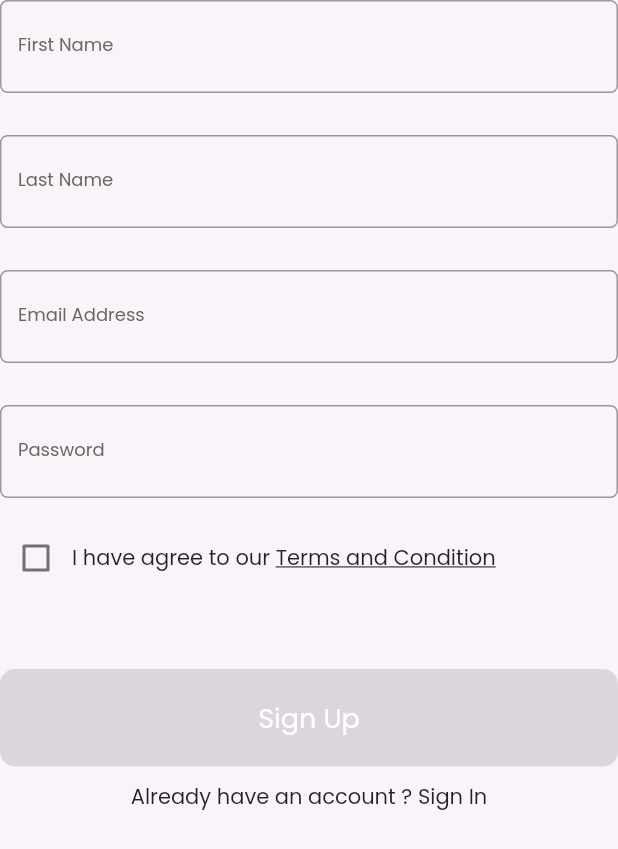
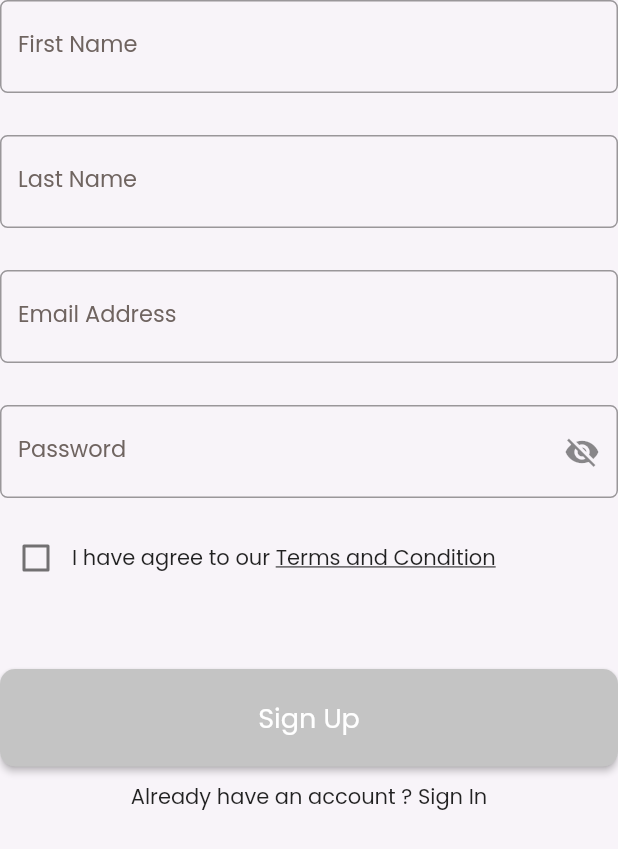
Before and after one commit to AbdelrahmanZeid/DalelApp, a Flutter app: the AuthFields widget shown alone on an empty page, opened directly, on a phone screen of 412 x 824 dp. Shown: the top 849 px of the screen. Run offline on Flutter 3.47's test engine with Material 2 defaults, Android fonts, the phone set to English and light mode, and no system bars; our stand-ins replace firebase_auth, firebase_core, flutter_bloc, get_it, go_router, shared_preferences and 1 more; accounts and stored records are empty.

Commit message:
finish sign up view

```diff
--- a/lib/core/services/service_locator.dart
+++ b/lib/core/services/service_locator.dart
@@ -1,4 +1,5 @@
 import 'package:dalel/core/database/cache/cache_helper.dart';
+import 'package:dalel/features/auth/view_model/cubits/auth_cubit.dart';
 import 'package:get_it/get_it.dart';
 
 final getIt = GetIt.instance;
@@ -6,4 +7,7 @@ void setup() {
   getIt.registerSingleton<CascheHelper>(
     CascheHelper(),
   );
+  getIt.registerSingleton<AuthCubit>(
+    AuthCubit(),
+  );
 }
--- a/lib/core/widgets/custom_button.dart
+++ b/lib/core/widgets/custom_button.dart
@@ -21,7 +21,7 @@ class CustomButton extends StatelessWidget {
             10,
           ),
         ),
-        backgroundColor: AppColor.black,
+        backgroundColor:color?? AppColor.primaryColor,
       ),
       onPressed: onPressed,
       child: Text(
--- a/lib/core/widgets/custom_text_form_field.dart
+++ b/lib/core/widgets/custom_text_form_field.dart
@@ -1,24 +1,56 @@
 import 'package:dalel/core/utils/app_color.dart';
 import 'package:dalel/core/utils/app_text_style.dart';
+import 'package:dalel/features/auth/view_model/cubits/auth_cubit.dart';
 import 'package:flutter/material.dart';
+import 'package:flutter_bloc/flutter_bloc.dart';
 
 class CustomTextFormField extends StatelessWidget {
-  const CustomTextFormField({super.key, required this.lable});
+  CustomTextFormField(
+      {super.key,
+      this.textInputType,
+      this.suffixIcon,
+      required this.lable,
+      this.onChanged,
+     required this.obscureText,
+      this.onFieldSubmitted});
   final String lable;
+
+  IconButton? suffixIcon;
+  TextInputType? textInputType;
+
+  final Function(String value)? onChanged;
+  final Function(String value)? onFieldSubmitted;
+
+  bool obscureText=false;
   @override
   Widget build(BuildContext context) {
+    final auth = BlocProvider.of<AuthCubit>(context);
     return TextFormField(
+      keyboardType: textInputType,
+      obscureText: obscureText!,
+      validator: (value) {
+        if (value!.isEmpty) {
+          return "This field is required";
+        } else {
+          return null;
+        }
+      },
+      onChanged: onChanged,
+      onFieldSubmitted: onFieldSubmitted,
       decoration: InputDecoration(
+        suffixIcon: suffixIcon,
         label: Text(
           lable,
           style: AppTextStyle.onBoardingSubTitleStyle().copyWith(
-            fontSize: 12,
+            fontSize: 15,
             fontWeight: FontWeight.w500,
             color: AppColor.deepGrey,
           ),
         ),
         border: OutlineInputBorder(
-          borderRadius: BorderRadius.circular(5,),
+          borderRadius: BorderRadius.circular(
+            5,
+          ),
         ),
       ),
     );
--- a/lib/features/auth/presentation/views/sign_up_view.dart
+++ b/lib/features/auth/presentation/views/sign_up_view.dart
@@ -1,10 +1,7 @@
-import 'package:dalel/core/utils/app_color.dart';
-import 'package:dalel/core/utils/app_strings.dart';
+ import 'package:dalel/core/utils/app_strings.dart';
 import 'package:dalel/core/utils/app_text_style.dart';
-import 'package:dalel/core/widgets/custom_button.dart';
-import 'package:dalel/core/widgets/custom_text_form_field.dart';
-import 'package:dalel/features/auth/presentation/widgets/term_and_condition.dart';
-import 'package:flutter/material.dart';
+  import 'package:dalel/features/auth/presentation/widgets/auth_fields.dart';
+ import 'package:flutter/material.dart';
 
 class SignUpView extends StatelessWidget {
   const SignUpView({super.key});
@@ -47,72 +44,3 @@ class SignUpViewBody extends StatelessWidget {
     );
   }
 }
-
-class AuthFields extends StatelessWidget {
-  const AuthFields({super.key});
-
-  @override
-  Widget build(BuildContext context) {
-    return Expanded(
-      child: ListView(
-        children: [
-          const CustomTextFormField(
-            lable: AppStrings.fristName,
-          ),
-          const SizedBox(
-            height: 28,
-          ),
-          const CustomTextFormField(
-            lable: AppStrings.lastName,
-          ),
-          const SizedBox(
-            height: 28,
-          ),
-          const CustomTextFormField(
-            lable: AppStrings.emailAddress,
-          ),
-          const SizedBox(
-            height: 28,
-          ),
-          const CustomTextFormField(
-            lable: AppStrings.password,
-          ),
-          const SizedBox(
-            height: 16,
-          ),
-          const TermsAndCondition(),
-          const SizedBox(
-            height: 50,
-          ),
-          CustomButton(
-            text: AppStrings.signUp,
-            color: AppColor.primaryColor,
-          ),
-          const SizedBox(
-            height: 10,
-          ),
-        const  AlreadyHaveAccount(),
-        ],
-      ),
-    );
-  }
-}
-
-class AlreadyHaveAccount extends StatelessWidget {
-  const AlreadyHaveAccount({super.key});
-
-  @override
-  Widget build(BuildContext context) {
-    return const Row(
-      mainAxisAlignment: MainAxisAlignment.center,
-      children: [
-        Text(
-          AppStrings.alreadyHaveAnAccount,
-        ),
-        Text(
-          AppStrings.signIn,
-        ),
-      ],
-    );
-  }
-}
--- a/lib/features/auth/presentation/widgets/already_have_account.dart
+++ b/lib/features/auth/presentation/widgets/already_have_account.dart
@@ -0,0 +1,25 @@
+import 'package:dalel/core/utils/app_functions.dart';
+import 'package:dalel/core/utils/app_strings.dart';
+import 'package:flutter/material.dart';
+
+class AlreadyHaveAccount extends StatelessWidget {
+  const AlreadyHaveAccount({super.key});
+
+  @override
+  Widget build(BuildContext context) {
+    return Row(
+      mainAxisAlignment: MainAxisAlignment.center,
+      children: [
+     const   Text(
+          AppStrings.alreadyHaveAnAccount,
+        ),
+        GestureDetector(
+          onTap: ()=>navigationWithReplacment(context,"/sign_in"),
+          child:const Text(
+            AppStrings.signIn,
+          ),
+        ),
+      ],
+    );
+  }
+}
--- a/lib/features/auth/presentation/widgets/auth_fields.dart
+++ b/lib/features/auth/presentation/widgets/auth_fields.dart
@@ -0,0 +1,134 @@
+import 'package:dalel/core/utils/app_color.dart';
+import 'package:dalel/core/utils/app_functions.dart';
+import 'package:dalel/core/utils/app_strings.dart';
+import 'package:dalel/core/widgets/custom_button.dart';
+import 'package:dalel/core/widgets/custom_text_form_field.dart';
+import 'package:dalel/features/auth/presentation/widgets/already_have_account.dart';
+import 'package:dalel/features/auth/presentation/widgets/term_and_condition.dart';
+import 'package:dalel/features/auth/view_model/cubits/auth_cubit.dart';
+import 'package:dalel/features/auth/view_model/cubits/auth_states.dart';
+import 'package:flutter/material.dart';
+import 'package:flutter_bloc/flutter_bloc.dart';
+
+class AuthFields extends StatefulWidget {
+  const AuthFields({super.key});
+
+  @override
+  State<AuthFields> createState() => _AuthFieldsState();
+}
+
+class _AuthFieldsState extends State<AuthFields> {
+  @override
+  Widget build(BuildContext context) {
+    return BlocConsumer<AuthCubit, AuthStates>(
+      builder: (BuildContext context, state) {
+        AuthCubit auth = AuthCubit.get(context);
+        return Form(
+          key: auth.formKey,
+          child: Expanded(
+            child: ListView(
+              physics: const BouncingScrollPhysics(),
+              children: [
+                CustomTextFormField(
+
+                  lable: AppStrings.fristName,
+                  onChanged: (firstName) {
+                    auth.firstName = firstName;
+                  },
+                  textInputType: TextInputType.name, obscureText: false,
+
+                ),
+                const SizedBox(
+                  height: 28,
+                ),
+                CustomTextFormField(
+                  onChanged: (lastName) {
+                    auth.lastName = lastName;
+                  },
+                  lable: AppStrings.lastName,
+                  textInputType: TextInputType.name, obscureText: false,
+                ),
+                const SizedBox(
+                  height: 28,
+                ),
+                CustomTextFormField(
+                  lable: AppStrings.emailAddress,
+                  onChanged: (emailAddress) {
+                    auth.emailAddress = emailAddress;
+                  },
+                  textInputType: TextInputType.emailAddress, obscureText: false,
+                ),
+                const SizedBox(
+                  height: 28,
+                ),
+                CustomTextFormField(
+                  lable: AppStrings.password,
+                  onChanged: (password) {
+                    auth.password = password;
+                  },
+                  textInputType: TextInputType.visiblePassword,
+                  suffixIcon: IconButton(
+                    icon: Icon(
+                      auth.textVisable == true
+                          ? Icons.visibility_off
+                          : Icons.visibility,
+                    ),
+                    onPressed: () {
+                      auth.changeValue();
+                    },
+                  ),
+                  obscureText: auth.textVisable,
+                ),
+                const SizedBox(
+                  height: 16,
+                ),
+                const TermsAndCondition(),
+                const SizedBox(
+                  height: 50,
+                ),
+                state is SignUpLoadigState
+                    ? const CircularProgressIndicator(
+                        color: AppColor.primaryColor,
+                      )
+                    : auth.isActive == true
+                        ? CustomButton(
+                            text: AppStrings.signUp,
+                            color: AppColor.primaryColor,
+                            onPressed: () {
+                              if (auth.formKey.currentState!.validate()) {
+                                auth.signUpWithEmailAndPassword();
+                              }
+                            },
+                          )
+                        : CustomButton(
+                            text: AppStrings.signUp,
+                            color: AppColor.grey,
+                            onPressed: () {},
+                          ),
+                const SizedBox(
+                  height: 10,
+                ),
+                const AlreadyHaveAccount(),
+                const SizedBox(
+                  height: 10,
+                ),
+              ],
+            ),
+          ),
+        );
+      },
+      listener: (BuildContext context, AuthStates state) {
+        if (state is SignUpSuccessState) {
+          // showToast(
+          //   message: 'Account Created Successfuly',
+          // );
+          navigationWithReplacment(context, "/home");
+        } else if (state is SignUpFailuerState) {
+          // showToast(
+          //   message: state.errMessage,
+          // );
+        }
+      },
+    );
+  }
+}
--- a/lib/features/auth/presentation/widgets/term_and_condition.dart
+++ b/lib/features/auth/presentation/widgets/term_and_condition.dart
@@ -1,7 +1,7 @@
-
-
 import 'package:dalel/core/utils/app_strings.dart';
+import 'package:dalel/features/auth/view_model/cubits/auth_cubit.dart';
 import 'package:flutter/material.dart';
+import 'package:flutter_bloc/flutter_bloc.dart';
 
 class TermsAndCondition extends StatefulWidget {
   const TermsAndCondition({super.key});
@@ -11,19 +11,19 @@ class TermsAndCondition extends StatefulWidget {
 }
 
 class _TermsAndConditionState extends State<TermsAndCondition> {
-  @override
-  bool value = false;
+
+  bool? value=false;
   Widget build(BuildContext context) {
+    final auth = BlocProvider.of<AuthCubit>(context);
     return Row(
       children: [
         Checkbox(
           value: value,
           onChanged: (val) {
-            setState(
-              () {
-                value = val!;
-              },
-            );
+          setState(() {
+              value=val;
+           auth.switchTermAndCondition(newValue: val!);
+          });
           },
         ),
         const Text(
--- a/lib/features/auth/view_model/cubits/auth_cubit.dart
+++ b/lib/features/auth/view_model/cubits/auth_cubit.dart
@@ -0,0 +1,67 @@
+import 'package:dalel/features/auth/view_model/cubits/auth_states.dart';
+import 'package:firebase_auth/firebase_auth.dart';
+import 'package:flutter/material.dart';
+import 'package:flutter_bloc/flutter_bloc.dart';
+
+class AuthCubit extends Cubit<AuthStates> {
+  AuthCubit()
+      : super(
+          AuthInit(),
+        );
+
+  static AuthCubit get(context) => BlocProvider.of(context);
+  final formKey = GlobalKey<FormState>();
+
+  String? firstName;
+  String? lastName;
+  String? emailAddress;
+  String? password;
+  bool textVisable = true;
+  bool isActive = false;
+  signUpWithEmailAndPassword() async {
+    try {
+      emit(
+        SignUpLoadigState(),
+      );
+      final credential =
+          await FirebaseAuth.instance.createUserWithEmailAndPassword(
+        email: emailAddress!,
+        password: password!,
+      );
+      emit(
+        SignUpSuccessState(),
+      );
+    } on FirebaseAuthException catch (e) {
+      if (e.code == 'weak-password') {
+        emit(
+          SignUpFailuerState(errMessage: 'The password provided is too weak.'),
+        );
+      } else if (e.code == 'email-already-in-use') {
+        emit(
+          SignUpFailuerState(
+              errMessage: 'The account already exists for that email.'),
+        );
+      }
+    } catch (e) {
+      emit(
+        SignUpFailuerState(
+          errMessage: e.toString(),
+        ),
+      );
+    }
+  }
+
+  void switchTermAndCondition({required bool newValue}) {
+    isActive = newValue;
+    emit(
+      TermAndConditionSuccessState(),
+    );
+  }
+
+  void changeValue() {
+    textVisable = !textVisable;
+    emit(
+      ChangeTextSuccessState(),
+    );
+  }
+}
--- a/lib/features/auth/view_model/cubits/auth_states.dart
+++ b/lib/features/auth/view_model/cubits/auth_states.dart
@@ -0,0 +1,15 @@
+ abstract class AuthStates{}
+
+class AuthInit extends AuthStates{}
+class SignUpLoadigState extends AuthStates{}
+class SignUpSuccessState extends AuthStates{}
+class SignUpFailuerState extends AuthStates {
+
+   final String errMessage;
+  SignUpFailuerState({
+    required this.errMessage,
+  });
+}
+
+class TermAndConditionSuccessState extends AuthStates{}
+class ChangeTextSuccessState extends AuthStates{}
--- a/pubspec.yaml
+++ b/pubspec.yaml
@@ -41,6 +41,9 @@ dependencies:
   get_it: ^7.6.4
   firebase_core: ^2.22.0
   flutter_bloc: ^8.1.3
+  firebase_auth: ^4.13.0
+  flutter_svg: ^2.0.9
+ # fluttertoast: ^8.2.4
 
 dev_dependencies:
   flutter_test:
```
Also changed, not shown: lib/core/routes/app_routes.dart (+18 -2 lines), lib/core/utils/app_functions.dart (+30 -1 lines), lib/features/home/presentation/views/home_view.dart (added, +10 -0 lines), lib/features/onboarding/presentation/widgets/custom_page_view.dart (+7 -2 lines), lib/main.dart (+13 -4 lines), pubspec.lock, 3 other files.
